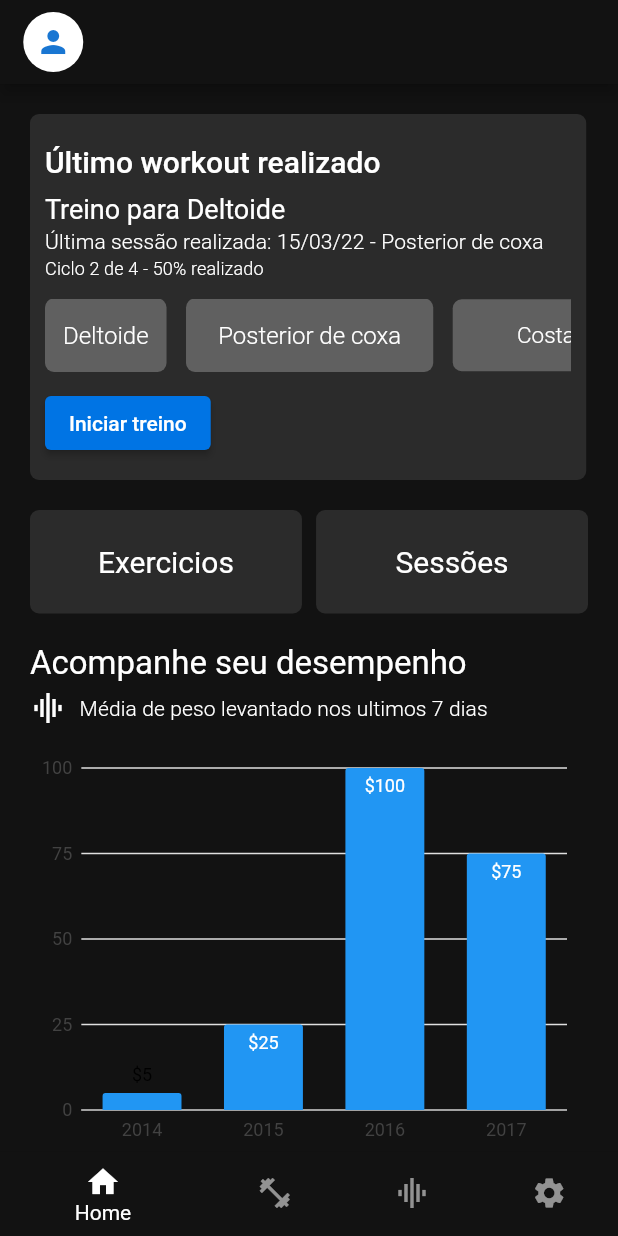
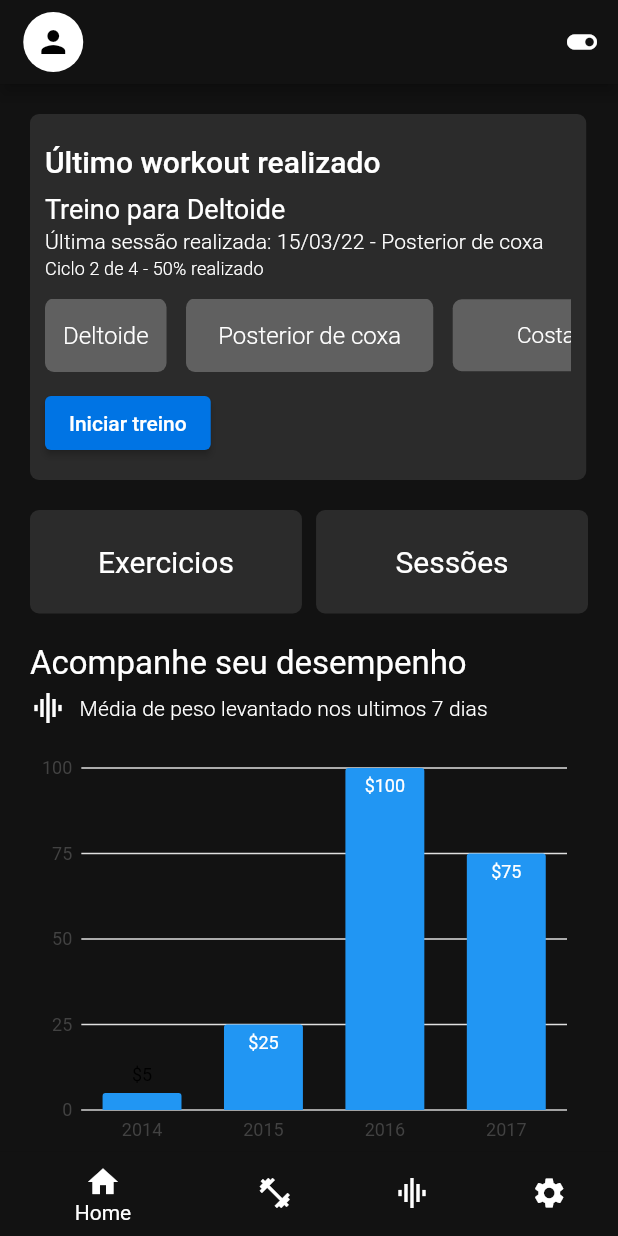
Before and after one commit to tiagoeborsanyi/bubblefit_home, a Flutter app: the screen it shows after launch, on a phone screen of 412 x 824 dp. Run offline on Flutter 3.47's test engine with Material 2 defaults, Android fonts, the phone set to English and light mode, and no system bars; our stand-ins replace charts_flutter.

Commit message:
add themes colors

```diff
--- a/lib/main.dart
+++ b/lib/main.dart
@@ -1,10 +1,16 @@
+import 'package:bubblefit_home/model/theme_model.dart';
 import 'package:flutter/material.dart';
 
-import 'package:bubblefit_home/constants.dart';
+import 'package:provider/provider.dart';
 import 'screens/home_screen.dart';
 
 void main() {
-  runApp(const MyApp());
+  runApp(
+    ChangeNotifierProvider<ThemeModel>(
+      create: (BuildContext context) => ThemeModel(),
+      child: const MyApp(),
+    ),
+  );
 }
 
 class MyApp extends StatelessWidget {
@@ -15,11 +21,7 @@ class MyApp extends StatelessWidget {
   Widget build(BuildContext context) {
     return MaterialApp(
       title: 'Bubblefit home',
-      theme: ThemeData(
-        scaffoldBackgroundColor: bPrimaryColor,
-        textTheme: Theme.of(context).textTheme.apply(displayColor: bTextColor),
-        visualDensity: VisualDensity.adaptivePlatformDensity,
-      ),
+      theme: Provider.of<ThemeModel>(context).currentTheme,
 
       // home: const HomeScreen(),
       home: const HomeScreen(),
--- /dev/null
+++ b/lib/model/theme_model.dart
@@ -0,0 +1,26 @@
+// ignore_for_file: constant_identifier_names
+
+import 'package:flutter/material.dart';
+
+import '../theme.dart';
+
+enum ThemeType { Light, Dark }
+
+class ThemeModel extends ChangeNotifier {
+  ThemeData currentTheme = darkTheme;
+  ThemeType _themeType = ThemeType.Dark;
+
+  toogleTheme() {
+    if (_themeType == ThemeType.Dark) {
+      currentTheme = lightTheme;
+      _themeType = ThemeType.Light;
+      return notifyListeners();
+    }
+
+    if (_themeType == ThemeType.Light) {
+      currentTheme = darkTheme;
+      _themeType = ThemeType.Dark;
+      return notifyListeners();
+    }
+  }
+}
--- a/lib/screens/home_screen.dart
+++ b/lib/screens/home_screen.dart
@@ -1,5 +1,7 @@
+import 'package:bubblefit_home/model/theme_model.dart';
 import 'package:bubblefit_home/tabs/tab_home.dart';
 import 'package:flutter/material.dart';
+import 'package:provider/provider.dart';
 
 import '../constants.dart';
 
@@ -34,7 +36,7 @@ class _HomeScreenState extends State<HomeScreen> {
 
     return Scaffold(
       appBar: AppBar(
-        backgroundColor: bPrimaryColor,
+        backgroundColor: Theme.of(context).primaryColor,
         leading: Padding(
           padding: const EdgeInsets.only(left: 15, top: 8, bottom: 8),
           child: CircleAvatar(
@@ -46,16 +48,23 @@ class _HomeScreenState extends State<HomeScreen> {
             ),
           ),
         ),
+        actions: [
+          IconButton(
+            onPressed: () {
+              Provider.of<ThemeModel>(context, listen: false).toogleTheme();
+            },
+            icon: const Icon(Icons.toggle_on),
+          ),
+        ],
       ),
       bottomNavigationBar: Theme(
         data: Theme.of(context).copyWith(
-          canvasColor: bPrimaryColor,
-          primaryColor: bPrimaryColor,
-          textTheme: Theme.of(context).textTheme.copyWith(
-                caption: const TextStyle(
-                  color: bTextColor,
-                ),
-              ),
+          canvasColor: Theme.of(context).primaryColor,
+          // textTheme: Theme.of(context).textTheme.copyWith(
+          //       caption: const TextStyle(
+          //         color: Colors.black,
+          //       ),
+          //     ),
         ),
         child: BottomNavigationBar(
           currentIndex: _page,
@@ -66,16 +75,33 @@ class _HomeScreenState extends State<HomeScreen> {
               curve: Curves.ease,
             );
           },
-          selectedItemColor: Colors.white,
+          selectedItemColor: Theme.of(context).textTheme.bodyText1!.color,
           unselectedItemColor: Colors.white54,
-          items: const [
-            BottomNavigationBarItem(icon: Icon(Icons.home), label: 'Home'),
+          items: [
             BottomNavigationBarItem(
-                icon: Icon(Icons.fitness_center), label: 'Workouts'),
+                icon: Icon(
+                  Icons.home,
+                  color: Theme.of(context).textTheme.bodyText1!.color,
+                ),
+                label: 'Home'),
             BottomNavigationBarItem(
-                icon: Icon(Icons.graphic_eq), label: 'Métricas'),
+                icon: Icon(
+                  Icons.fitness_center,
+                  color: Theme.of(context).textTheme.bodyText1!.color,
+                ),
+                label: 'Workouts'),
             BottomNavigationBarItem(
-                icon: Icon(Icons.settings), label: 'Configurações'),
+                icon: Icon(
+                  Icons.graphic_eq,
+                  color: Theme.of(context).textTheme.bodyText1!.color,
+                ),
+                label: 'Métricas'),
+            BottomNavigationBarItem(
+                icon: Icon(
+                  Icons.settings,
+                  color: Theme.of(context).textTheme.bodyText1!.color,
+                ),
+                label: 'Configurações'),
           ],
         ),
       ),
--- /dev/null
+++ b/lib/theme.dart
@@ -0,0 +1,39 @@
+import 'package:flutter/material.dart';
+
+// Provider.of<ThemeModel>(context).currentTheme
+
+ThemeData darkTheme = ThemeData.dark().copyWith(
+  primaryColor: const Color(0xFF121212),
+  scaffoldBackgroundColor: const Color(0xFF121212),
+  // accentColor: Color(0xFF2B2B2B),
+  colorScheme: ColorScheme.fromSwatch().copyWith(
+    secondary: const Color(0xFF2B2B2B),
+  ),
+  visualDensity: VisualDensity.adaptivePlatformDensity,
+  textTheme: const TextTheme(
+    bodyText1: TextStyle(color: Colors.white),
+    bodyText2: TextStyle(color: Colors.white),
+    headline4: TextStyle(color: Colors.white),
+    headline5: TextStyle(color: Colors.white),
+    headline3: TextStyle(color: Colors.white),
+  ),
+  appBarTheme: const AppBarTheme(color: Color(0xFF121212)),
+);
+
+ThemeData lightTheme = ThemeData.light().copyWith(
+  primaryColor: Colors.white,
+  scaffoldBackgroundColor: Colors.white,
+  visualDensity: VisualDensity.adaptivePlatformDensity,
+  // accentColor: const Color(0xFF2B2B2B),
+  colorScheme: ColorScheme.fromSwatch().copyWith(
+    secondary: Colors.amber,
+  ),
+  textTheme: const TextTheme(
+    bodyText1: TextStyle(color: Colors.black),
+    bodyText2: TextStyle(color: Colors.black),
+    headline4: TextStyle(color: Colors.black),
+    headline5: TextStyle(color: Colors.black),
+    headline3: TextStyle(color: Colors.black),
+  ),
+  appBarTheme: const AppBarTheme(color: Colors.white),
+);
```
